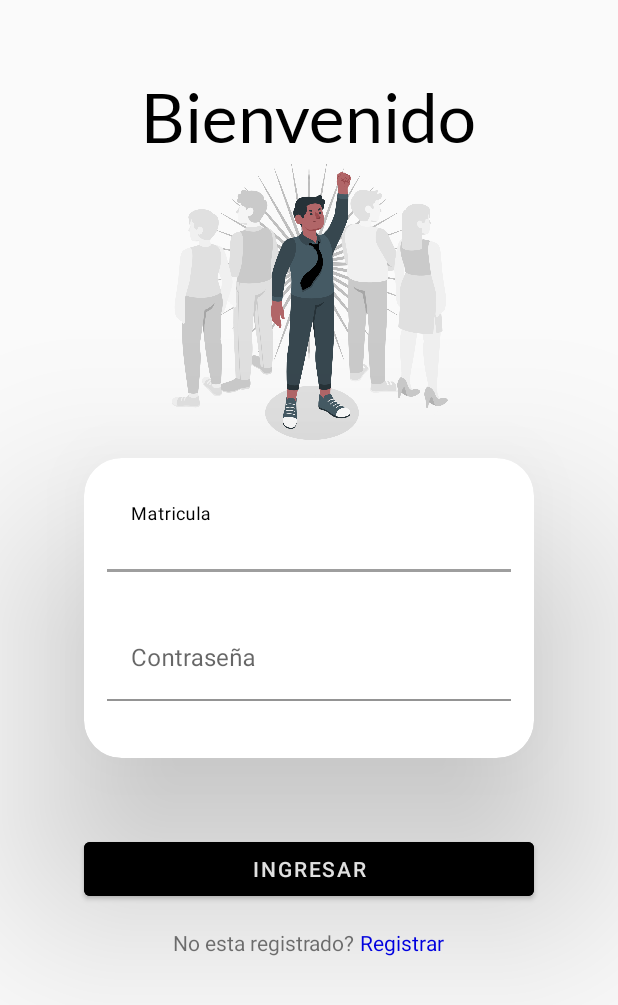
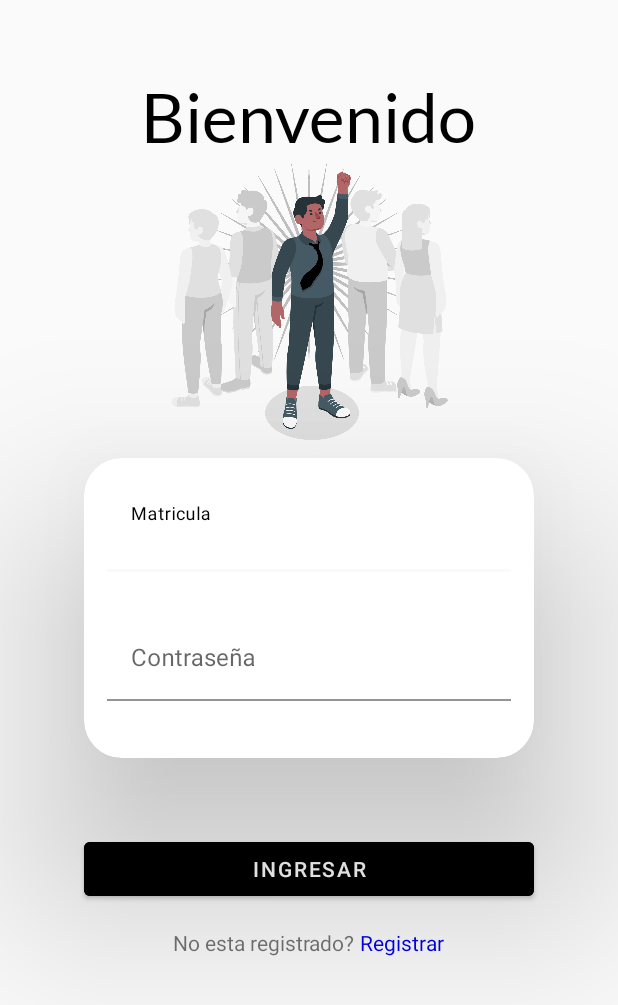
Before and after one commit to DiegoPMtz/Login, an Android app: the screen it shows after launch (MainActivity), on a phone screen of 412 x 824 dp. Shown: the top 1005 px of the screen. Run offline under Robolectric (Android 15) with nearby library versions, the phone set to English and light mode, and no system bars; our stand-ins replace Room's generated code.

Commit message:
Error del modo nocturno resuelto

```diff
--- a/app/src/main/res/values-night/themes.xml
+++ b/app/src/main/res/values-night/themes.xml
@@ -1,16 +1,16 @@
 <resources xmlns:tools="http://schemas.android.com/tools">
     <!-- Base application theme. -->
-    <style name="Theme.Login" parent="Theme.MaterialComponents.DayNight.DarkActionBar">
+    <style name="Theme.Login" parent="Theme.MaterialComponents.Light.NoActionBar">
         <!-- Primary brand color. -->
-        <item name="colorPrimary">@color/purple_200</item>
-        <item name="colorPrimaryVariant">@color/purple_700</item>
-        <item name="colorOnPrimary">@color/black</item>
+        <item name="colorPrimary">#FAFAFA</item>
+        <item name="colorPrimaryVariant">#9E9E9E</item>
+        <item name="colorOnPrimary">@color/white</item>
         <!-- Secondary brand color. -->
         <item name="colorSecondary">@color/teal_200</item>
         <item name="colorSecondaryVariant">@color/teal_200</item>
         <item name="colorOnSecondary">@color/black</item>
         <!-- Status bar color. -->
-        <item name="android:statusBarColor" tools:targetApi="l">?attr/colorPrimaryVariant</item>
+        <item name="android:statusBarColor" tools:targetApi="l">?attr/colorPrimary</item>
         <!-- Customize your theme here. -->
     </style>
 </resources>
--- a/app/src/main/res/values/themes.xml
+++ b/app/src/main/res/values/themes.xml
@@ -1,8 +1,8 @@
 <resources xmlns:tools="http://schemas.android.com/tools">
     <!-- Base application theme. -->
-    <style name="Theme.Login" parent="Theme.MaterialComponents.DayNight.NoActionBar">
+    <style name="Theme.Login" parent="Theme.MaterialComponents.Light.NoActionBar">
         <!-- Primary brand color. -->
-        <item name="colorPrimary">#9E9E9E</item>
+        <item name="colorPrimary">#FAFAFA</item>
         <item name="colorPrimaryVariant">#9E9E9E</item>
         <item name="colorOnPrimary">@color/white</item>
         <!-- Secondary brand color. -->
```
